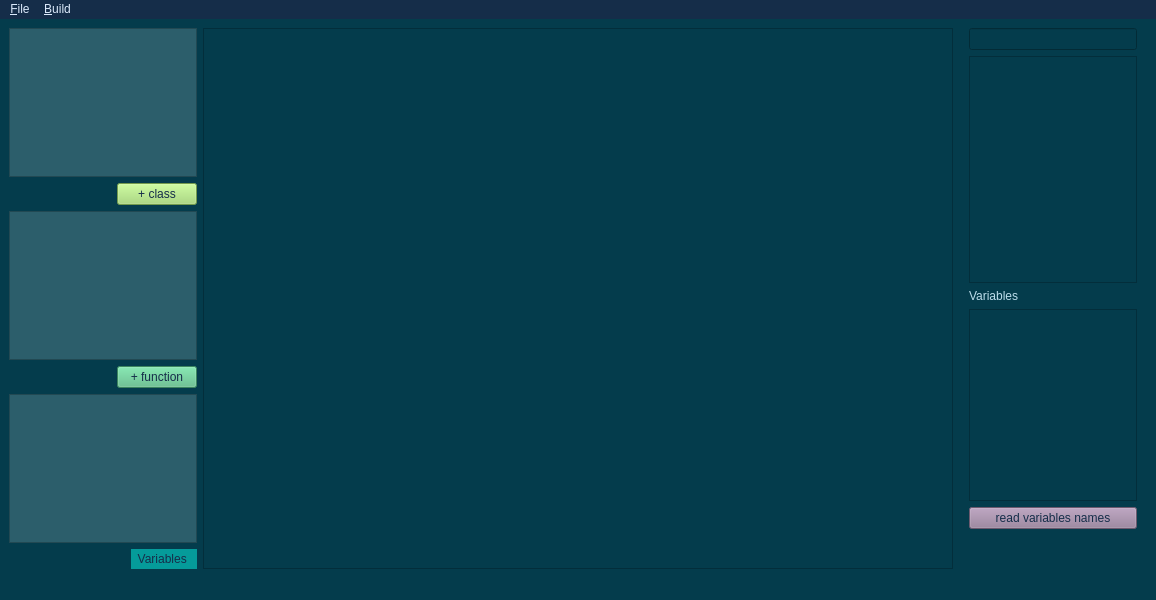
Before: the Qt Designer form forms/mainwindow.ui in Alienso/MainAnt, drawn with Qt 5.
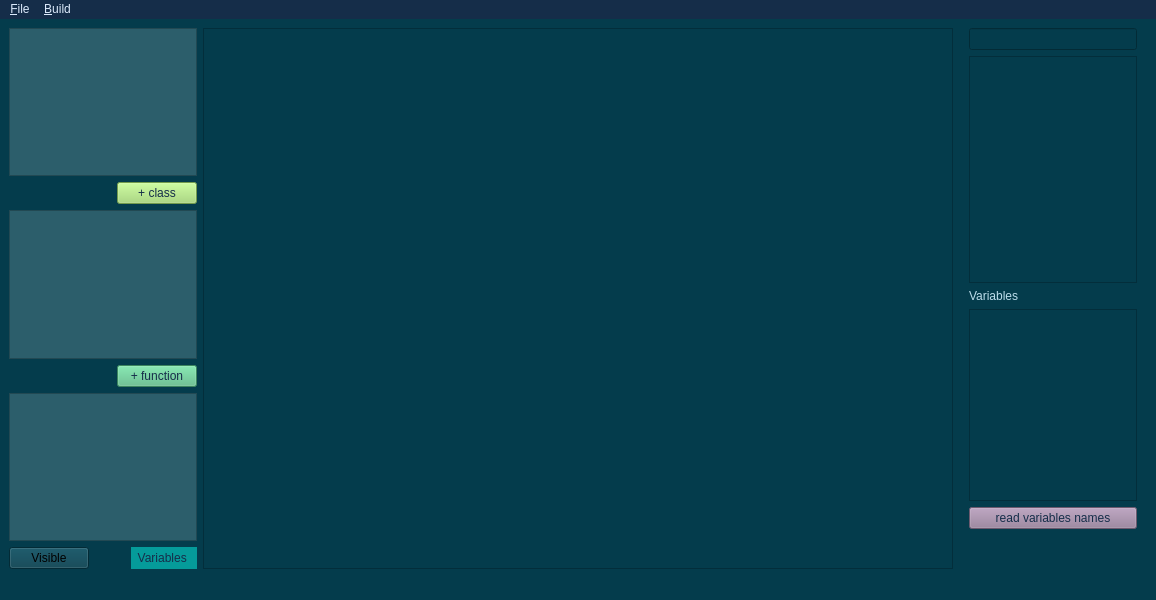
After: the same form once the commit is applied. Custom widgets are drawn as their Qt base class.

Diff of the .ui file:
```diff
--- a/forms/mainwindow.ui
+++ b/forms/mainwindow.ui
@@ -145,6 +145,13 @@
       </item>
       <item>
        <layout class="QHBoxLayout" name="horizontalLayout_4">
+        <item>
+         <widget class="QPushButton" name="VisibleInstances">
+          <property name="text">
+           <string>Visible</string>
+          </property>
+         </widget>
+        </item>
         <item>
          <spacer name="horizontalSpacer_3">
           <property name="orientation">
```
